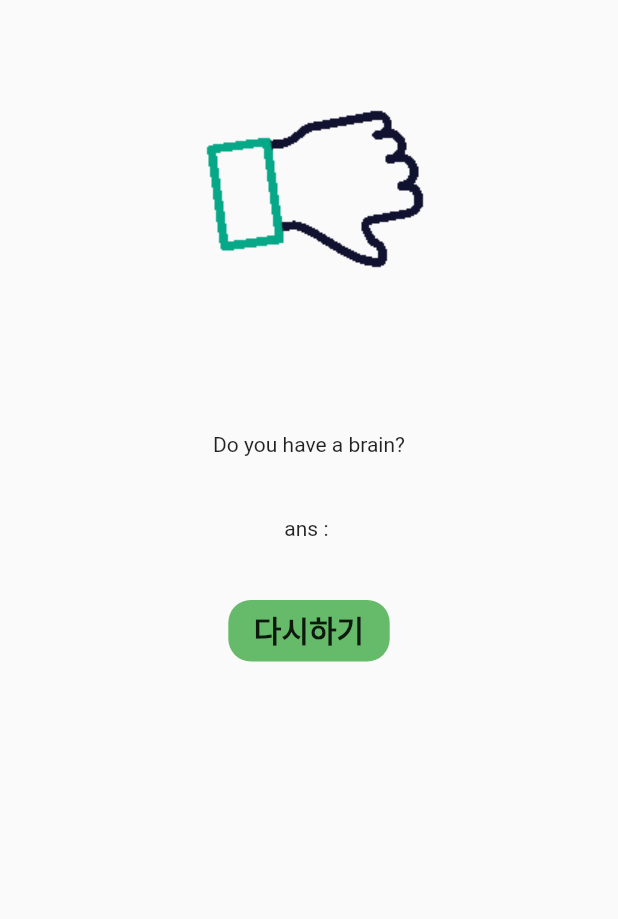
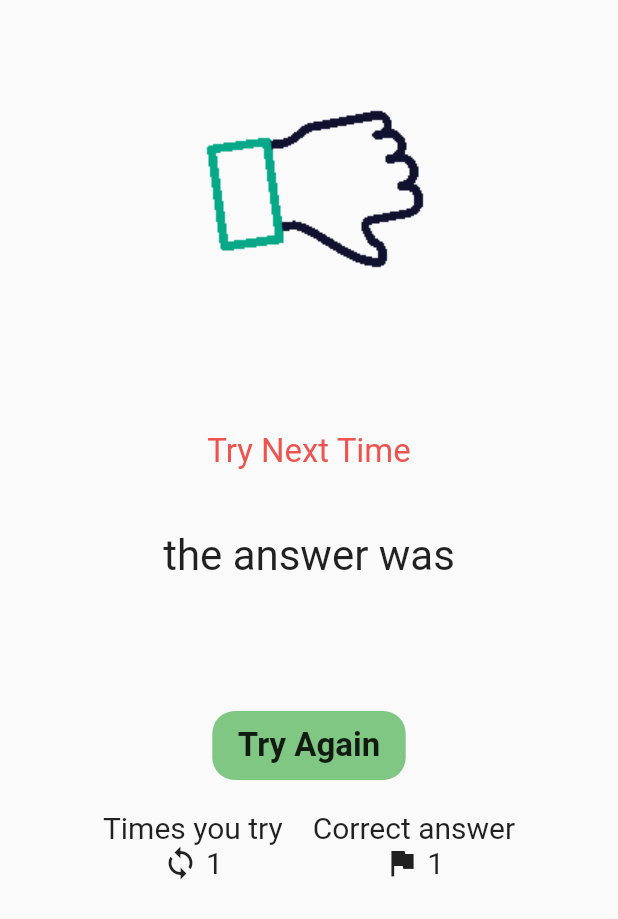
Before and after one commit to jsjin7371/simple_word_game, a Flutter app: the GameOverPage screen opened directly with empty values, on a phone screen of 412 x 824 dp. Shown: the top 919 px of the screen. Run offline on Flutter 3.47's test engine with Material 2 defaults, Android fonts, the light colour scheme and no system bars.

Commit message:
design game_over_page

```diff
--- a/lib/pages/game_over_page.dart
+++ b/lib/pages/game_over_page.dart
@@ -28,15 +28,38 @@ class GameOverPage extends StatelessWidget {
 
               //성공 실패 보여주는 텍스트
               isCorrect
-                  ? const Text("정답~")
-                  : const Text("Do you have a brain?"),
+                  ? Text(
+                      "Congratulation!",
+                      style: TextStyle(
+                        fontSize: 22,
+                        color: Colors.blue[400],
+                      ),
+                    )
+                  : Text(
+                      "Try Next Time",
+                      style: TextStyle(
+                        fontSize: 22,
+                        color: Colors.red[400],
+                      ),
+                    ),
               const SizedBox(height: 40),
 
               //정답 보여주기
-              Text("ans : $answer"),
+              const Text(
+                "the answer was",
+                style: TextStyle(
+                  fontSize: 28,
+                ),
+              ),
+              Text(
+                answer,
+                style: TextStyle(
+                  fontSize: 40,
+                  fontWeight: FontWeight.bold,
+                  color: Colors.red[400],
+                ),
+              ),
               const SizedBox(height: 40),
-
-              //스탯 보여주기
 
               //이전 페이지로 이동
               GestureDetector(
@@ -44,25 +67,71 @@ class GameOverPage extends StatelessWidget {
                 child: Container(
                   decoration: BoxDecoration(
                     borderRadius: BorderRadius.circular(15),
-                    color: Colors.green[400],
+                    color: Colors.green[300],
                   ),
                   child: const Padding(
                     padding: EdgeInsets.only(
                       left: 17,
                       right: 17,
-                      top: 5,
-                      bottom: 6,
+                      top: 10,
+                      bottom: 10,
                     ),
                     child: Text(
-                      '다시하기',
+                      'Try Again',
                       style: TextStyle(
-                        fontSize: 20,
+                        fontSize: 22,
                         fontWeight: FontWeight.bold,
                       ),
                     ),
                   ),
                 ),
-              )
+              ),
+              const SizedBox(height: 20),
+
+              //스탯 보여주기
+              const Row(
+                mainAxisAlignment: MainAxisAlignment.center,
+                children: [
+                  Column(
+                    children: [
+                      Text(
+                        'Times you try',
+                        style: TextStyle(fontSize: 20),
+                      ),
+                      Row(
+                        children: [
+                          Icon(Icons.loop),
+                          SizedBox(width: 5),
+                          Text(
+                            '1',
+                            style: TextStyle(fontSize: 20),
+                          ),
+                        ],
+                      ),
+                    ],
+                  ),
+                  SizedBox(width: 20),
+                  Column(
+                    children: [
+                      Text(
+                        'Correct answer',
+                        style: TextStyle(fontSize: 20),
+                      ),
+                      Row(
+                        children: [
+                          Icon(Icons.flag),
+                          SizedBox(width: 5),
+                          Text(
+                            '1',
+                            style: TextStyle(fontSize: 20),
+                          ),
+                        ],
+                      ),
+                    ],
+                  ),
+                ],
+              ),
+              const SizedBox(height: 20),
             ],
           ),
         ),
```
